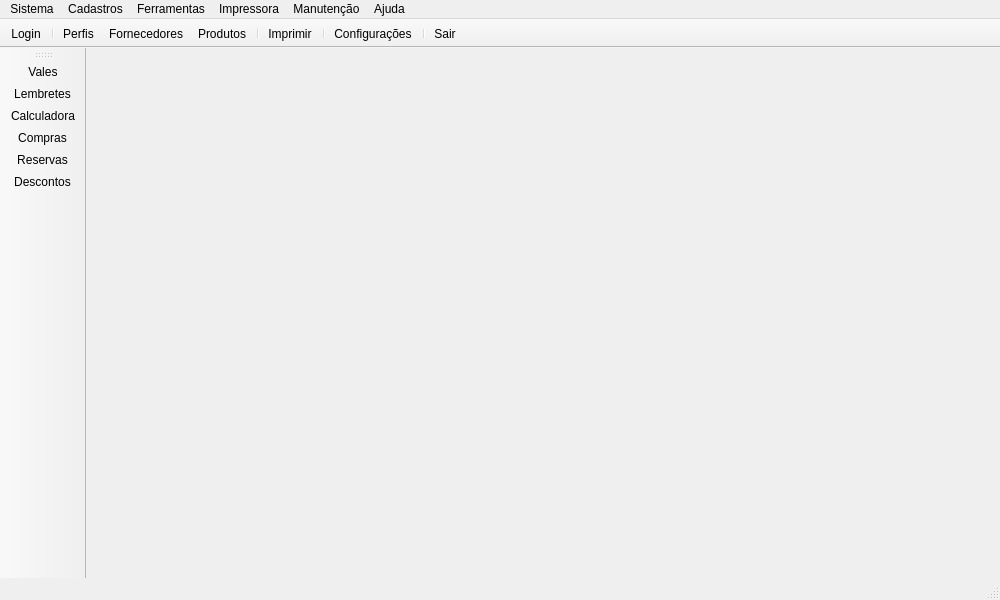
Qt form mainwindow.ui (leidensj/BKVale) before a commit.
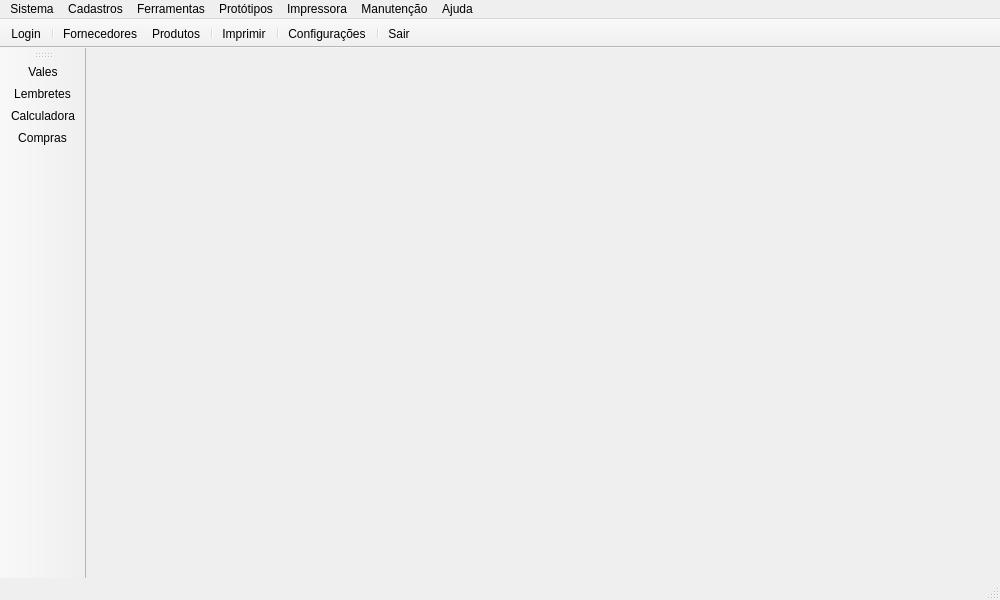
The same form after that commit. Icons and pictures are not drawn.

The edit to the form file:
```diff
--- a/mainwindow.ui
+++ b/mainwindow.ui
@@ -66,7 +66,6 @@
    </attribute>
    <addaction name="actionLogin"/>
    <addaction name="separator"/>
-   <addaction name="actionForms"/>
    <addaction name="actionSuppliers"/>
    <addaction name="actionProducts"/>
    <addaction name="separator"/>
@@ -138,9 +137,17 @@
     </property>
     <addaction name="actionTimeCard"/>
    </widget>
+   <widget class="QMenu" name="menuProt_tipos">
+    <property name="title">
+     <string>Protótipos</string>
+    </property>
+    <addaction name="actionReservations"/>
+    <addaction name="actionDiscount"/>
+   </widget>
    <addaction name="menuSistema"/>
    <addaction name="menuCadastros"/>
    <addaction name="menuFerramentas"/>
+   <addaction name="menuProt_tipos"/>
    <addaction name="menuImpressora"/>
    <addaction name="menuConfigura_es"/>
    <addaction name="menuAjuda"/>
@@ -168,8 +175,6 @@
    <addaction name="actionReminders"/>
    <addaction name="actionCalculator"/>
    <addaction name="actionShop"/>
-   <addaction name="actionReservations"/>
-   <addaction name="actionDiscount"/>
   </widget>
   <action name="actionPrint">
    <property name="icon">
@@ -264,18 +269,6 @@
     <string>Gerenciar preços</string>
    </property>
   </action>
-  <action name="actionForms">
-   <property name="icon">
-    <iconset resource="icons.qrc">
-     <normaloff>:/icons/res/resume.png</normaloff>:/icons/res/resume.png</iconset>
-   </property>
-   <property name="text">
-    <string>Perfis</string>
-   </property>
-   <property name="toolTip">
-    <string>Gerenciar perfis</string>
-   </property>
-  </action>
   <action name="actionShoppingList">
    <property name="icon">
     <iconset resource="icons.qrc">
```
Left out of the diff: 3 changed lines with no effect on the pictures.
